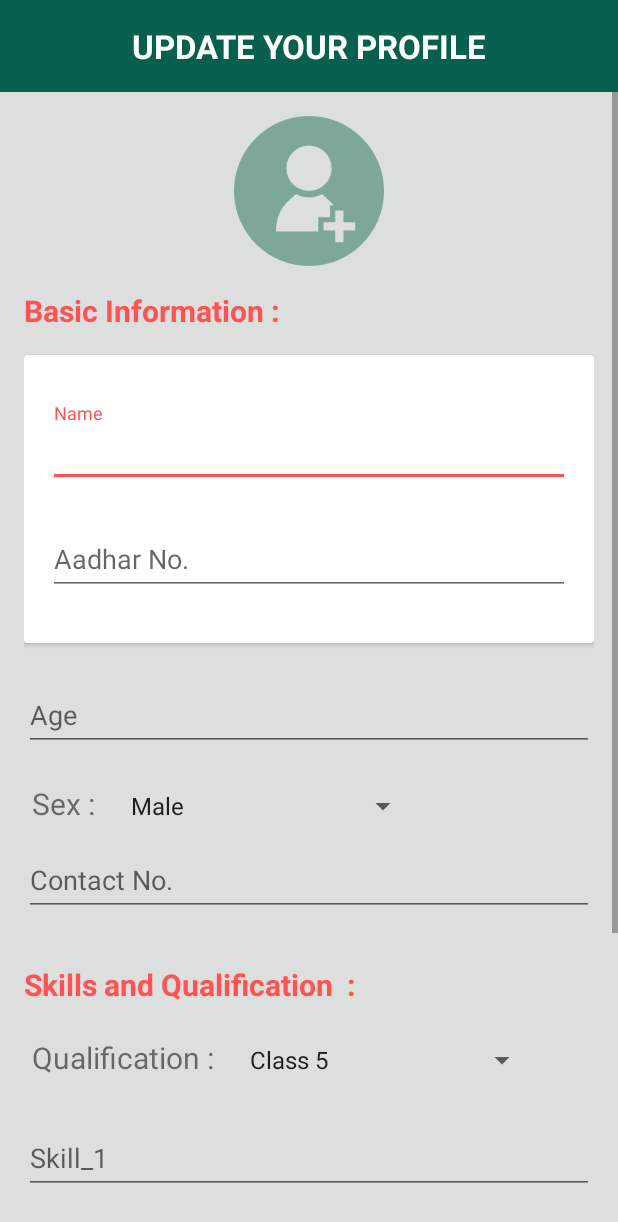
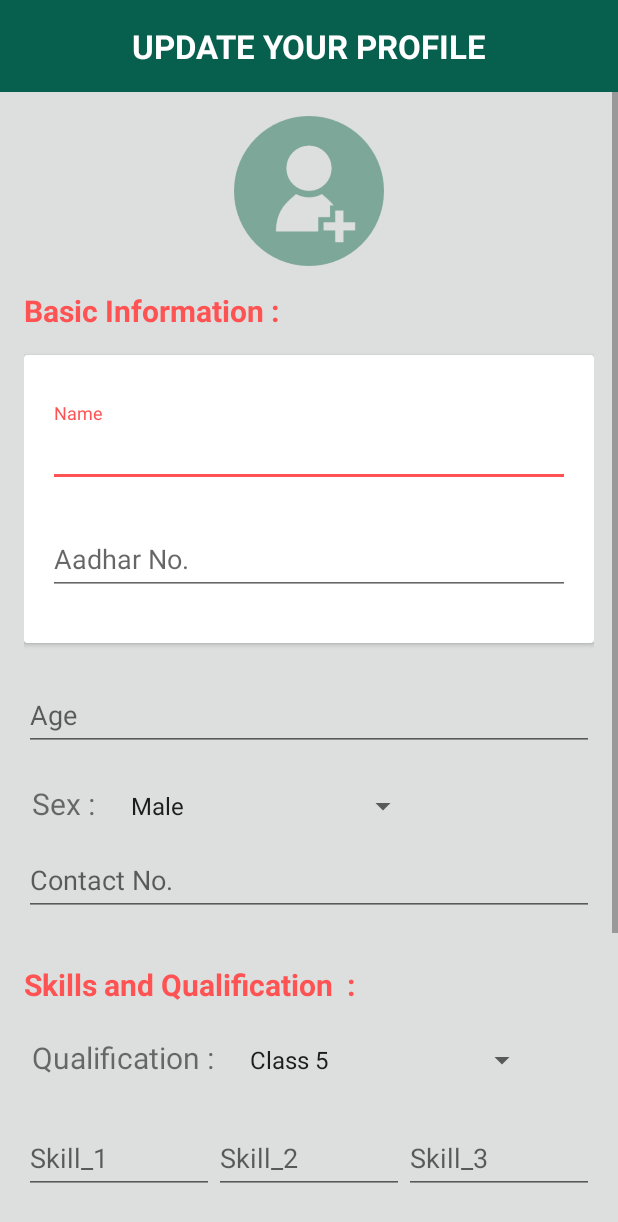
Before and after one commit to dipakkr/Savera-SmartIndiaHackathon, an Android app: the EmployeePreUpdateProfile screen opened directly, with no data from a screen before it, on a phone screen of 412 x 824 dp. Shown: the top 1222 px of the screen. Run offline under Robolectric (Android 15) with nearby library versions, the phone set to English and light mode, and no system bars; our stand-ins replace Firebase (no records; nobody signed in at launch, a user with empty details on screens opened directly).

Commit message:
APP RUNNING :NO BUGS

```diff
--- a/app/src/main/java/com/mygov/parivartan/mygovhack/employee/EmployeePreUpdateProfile.java
+++ b/app/src/main/java/com/mygov/parivartan/mygovhack/employee/EmployeePreUpdateProfile.java
@@ -32,7 +32,7 @@ public class EmployeePreUpdateProfile extends AppCompatActivity {
 
     EditText etAadhar, etContact, etCity, etName, etAge;
     EditText skill1;
-    //EditText skill2, skill3;
+    EditText skill2, skill3;
     Spinner mGender, mQualification,mState ;
     String value_gender = null;
     String value_qualification = null;
@@ -70,8 +70,8 @@ public class EmployeePreUpdateProfile extends AppCompatActivity {
         mQualification = (Spinner) findViewById(R.id.qualification_spinner);
         mState = (Spinner)findViewById(R.id.spinner_state);
         skill1 = (EditText)findViewById(R.id.emp_skill_1);
-        //skill2 = (EditText)findViewById(R.id.emp_skill_2);
-        //skill3 = (EditText)findViewById(R.id.emp_skill_3);
+        skill2 = (EditText)findViewById(R.id.emp_skill_2);
+        skill3 = (EditText)findViewById(R.id.emp_skill_3);
 
         //Getting Aadhaar from sharedPreferences
         mUid = sharedPreferences.getString("uid","");
@@ -176,14 +176,14 @@ public class EmployeePreUpdateProfile extends AppCompatActivity {
                 String value_Contact = etContact.getText().toString();
                 String value_city = etCity.getText().toString();
                 String value_skill1 = skill1.getText().toString();
-                //String value_skill2 = skill2.getText().toString();
-                //String value_skill3 = skill3.getText().toString();
+                String value_skill2 = skill2.getText().toString();
+                String value_skill3 = skill3.getText().toString();
 
                 String email = firebaseUser.getEmail();
                 String username = email.split("@")[0];
 
                 Employee employee = new Employee(username,value_name,value_age,value_gender,value_aadhaar,
-                        value_Contact,value_qualification,value_city,value_skill1);
+                        value_Contact,value_qualification,value_city,value_skill1,value_skill2,value_skill3);
 
                 mDatabase.child(mUid).setValue(employee);
                 SharedPreferences.Editor editor = sharedPreferences.edit();
--- a/app/src/main/java/com/mygov/parivartan/mygovhack/employee/EmployeeProfileUpdate.java
+++ b/app/src/main/java/com/mygov/parivartan/mygovhack/employee/EmployeeProfileUpdate.java
@@ -68,8 +68,8 @@ public class EmployeeProfileUpdate extends AppCompatActivity {
         mQualification = (Spinner) findViewById(R.id.qualification_spinner);
         mState = (Spinner)findViewById(R.id.spinner_state);
         skill1 = (EditText)findViewById(R.id.emp_skill_1);
-        //skill2 = (EditText)findViewById(R.id.emp_skill_2);
-        //skill3 = (EditText)findViewById(R.id.emp_skill_3);
+        skill2 = (EditText)findViewById(R.id.emp_skill_2);
+        skill3 = (EditText)findViewById(R.id.emp_skill_3);
 
         //Set the Value of EditText that is entered earlier
 
@@ -187,7 +187,7 @@ public class EmployeeProfileUpdate extends AppCompatActivity {
                 String username = email.split("@")[0];
 
                 Employee employee = new Employee(username,value_name,value_age,value_gender,value_aadhaar,
-                        value_Contact,value_qualification,value_city,value_skill1/*,value_skill2,value_skill3*/);
+                        value_Contact,value_qualification,value_city,value_skill1,value_skill2,value_skill3);
 
                 mDatabase.child(mUid).setValue(employee);
                 SharedPreferences.Editor editor = sharedPreferences.edit();
--- a/app/src/main/java/com/mygov/parivartan/mygovhack/employee/EmployeeRegistration.java
+++ b/app/src/main/java/com/mygov/parivartan/mygovhack/employee/EmployeeRegistration.java
@@ -129,7 +129,7 @@ public class EmployeeRegistration extends AppCompatActivity{
             public void onComplete(@NonNull Task<AuthResult> task) {
                 if(task.isSuccessful()){
                     Employee employee = new Employee(email,"","","","",
-                            "","","","");
+                            "","","","","","");
                     mDatabase.child(aadhaar).setValue(employee);
                     Toast.makeText(EmployeeRegistration.this, "Data Uploaded", Toast.LENGTH_SHORT).show();
                     finish();
--- a/app/src/main/java/com/mygov/parivartan/mygovhack/employee/EmployeeSetting.java
+++ b/app/src/main/java/com/mygov/parivartan/mygovhack/employee/EmployeeSetting.java
@@ -117,8 +117,8 @@ public class EmployeeSetting extends Fragment implements View.OnClickListener{
                 mContact.setText(employee.mobile);
                 mQualification.setText(employee.qualification);
                 mTxtSkill1.setText(employee.skill1);
-                //mTxtSkill2.setText(employee.skill2);
-                //mTxtSkill3.setText(employee.skill3);
+                mTxtSkill2.setText(employee.skill2);
+                mTxtSkill3.setText(employee.skill3);
                 empSkill1.setText(employee.skill1);
                 empCity.setText(employee.city);
             }
--- a/app/src/main/java/com/mygov/parivartan/mygovhack/employer/DisplayEmployee.java
+++ b/app/src/main/java/com/mygov/parivartan/mygovhack/employer/DisplayEmployee.java
@@ -85,7 +85,7 @@ public class DisplayEmployee extends Fragment {
                             public void onChildAdded(DataSnapshot dataSnapshot, String s) {
                                 Employee emp = dataSnapshot.getValue(Employee.class);
                                 EmployeeDetail employeeDetail = new EmployeeDetail(emp.empname,emp.age,
-                                        emp.sex,emp.city,emp.skill1,emp.mobile);
+                                        emp.sex,emp.city,emp.skill1,emp.skill2,emp.skill3,emp.mobile);
                                 employeeAdapter.add(employeeDetail);
                                 progressDialog.dismiss();
 
--- a/app/src/main/java/com/mygov/parivartan/mygovhack/employer/EmployerRegistration.java
+++ b/app/src/main/java/com/mygov/parivartan/mygovhack/employer/EmployerRegistration.java
@@ -116,7 +116,7 @@ public class EmployerRegistration extends AppCompatActivity {
                     @Override
                     public void onComplete(@NonNull Task<AuthResult> task) {
                         if(task.isSuccessful()){
-                            Employer employer = new Employer(email,"","","","");
+                            Employer employer = new Employer(email,"","","","","","");
                             mDatabase.child(aadhaar).setValue(employer);
                             Toast.makeText(EmployerRegistration.this, "Data Uploaded", Toast.LENGTH_SHORT).show();
                             finish();
--- a/app/src/main/java/com/mygov/parivartan/mygovhack/employer/adapter/EmployeeAdapter.java
+++ b/app/src/main/java/com/mygov/parivartan/mygovhack/employer/adapter/EmployeeAdapter.java
@@ -53,8 +53,8 @@ public class EmployeeAdapter extends ArrayAdapter<EmployeeDetail> {
         mCity.setText(employeeDetail.getEmp_city());
         mSex.setText(employeeDetail.getEmp_gender());
         mSkill1.setText(employeeDetail.getEmp_skill());
-        //mSkill2.setText(employeeDetail.getEmp_skill2());
-        //mSkill3.setText(employeeDetail.getEmp_skill3());
+        mSkill2.setText(employeeDetail.getEmp_skill2());
+        mSkill3.setText(employeeDetail.getEmp_skill3());
 
         return convertView;
     }
--- a/app/src/main/res/layout/activity_employee_reg.xml
+++ b/app/src/main/res/layout/activity_employee_reg.xml
@@ -60,8 +60,9 @@
                 android:layout_height="wrap_content"
                 android:id="@+id/emp_reg_aadhaar"
                 android:maxLength="12"
+                android:drawableLeft="@drawable/aadhaar"
                 android:ellipsize="end"
-                android:maxLines="1"
+                android:maxLines="2"
                 android:inputType="number"
                 android:hint="@string/aadhaar"/>
 
--- a/app/src/main/res/layout/emp_profile_update.xml
+++ b/app/src/main/res/layout/emp_profile_update.xml
@@ -215,6 +215,32 @@
 
                 </android.support.design.widget.TextInputLayout>
 
+                <android.support.design.widget.TextInputLayout
+                    android:layout_width="wrap_content"
+                    android:layout_height="wrap_content"
+                    android:layout_weight="1.01">
+
+                    <EditText
+                        android:id="@+id/emp_skill_2"
+                        android:layout_width="match_parent"
+                        android:layout_height="wrap_content"
+                        android:hint="@string/skill2" />
+
+                </android.support.design.widget.TextInputLayout>
+
+                <android.support.design.widget.TextInputLayout
+                    android:layout_width="wrap_content"
+                    android:layout_height="wrap_content"
+                    android:layout_weight="1.01">
+
+                    <EditText
+                        android:id="@+id/emp_skill_3"
+                        android:layout_width="match_parent"
+                        android:layout_height="wrap_content"
+                        android:hint="@string/skill3" />
+
+                </android.support.design.widget.TextInputLayout>
+
 
             </LinearLayout>
 
--- a/app/src/main/res/layout/employer_profile_update.xml
+++ b/app/src/main/res/layout/employer_profile_update.xml
@@ -119,7 +119,7 @@
 
                 </android.support.design.widget.TextInputLayout>
 
-                <!--<android.support.design.widget.TextInputLayout
+                <android.support.design.widget.TextInputLayout
                     android:layout_width="match_parent"
                     android:layout_height="wrap_content"
                     android:layout_marginTop="@dimen/activity_horizontal_margin"
@@ -146,7 +146,7 @@
                         android:hint="@string/skill3" />
 
                 </android.support.design.widget.TextInputLayout>
--->
+
             </LinearLayout>
 
             <TextView
```
Also changed, not shown: app/src/main/java/com/mygov/parivartan/mygovhack/employee/Employee.java (+5 -5 lines), app/src/main/java/com/mygov/parivartan/mygovhack/employer/Employer.java (+5 -5 lines), app/src/main/java/com/mygov/parivartan/mygovhack/employer/EmployerPreUpdateProfile.java (+6 -8 lines), app/src/main/java/com/mygov/parivartan/mygovhack/employer/EmployerProfileUpdate.java (+6 -5 lines), app/src/main/java/com/mygov/parivartan/mygovhack/employer/EmployerSetting.java (+5 -7 lines), app/src/main/java/com/mygov/parivartan/mygovhack/employer/model/EmployeeDetail.java (+18 -5 lines), app/src/main/res/layout/employer_frag_setting.xml (+22 -2 lines), app/src/main/res/drawable/aadhaar.png (added).
